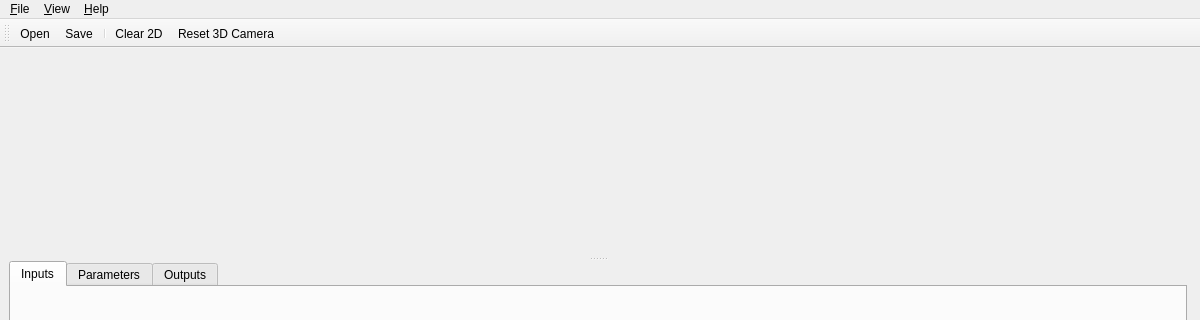
The window that src/digiforest_registration/gui/main_window.ui (ori-drs/aerial_terrestrial_registration) describes before a commit, drawn with Qt 5; both pictures show x 0 to 1200 and y 0 to 320 of the 1200 by 800 pixel window.
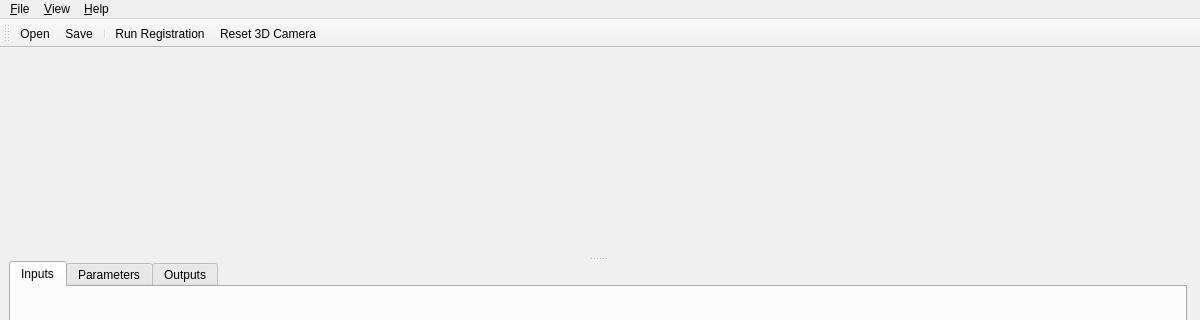
The same window after the commit.

Commit message: move registration processing in a thread

```diff
--- a/src/digiforest_registration/gui/main_window.ui
+++ b/src/digiforest_registration/gui/main_window.ui
@@ -86,7 +86,7 @@
     <property name="title">
      <string>&amp;View</string>
     </property>
-    <addaction name="actionClear2D"/>
+    <addaction name="actionRunRegistration"/>
     <addaction name="actionReset3D"/>
    </widget>
    <widget class="QMenu" name="menuHelp">
@@ -106,7 +106,7 @@
    <addaction name="actionOpen"/>
    <addaction name="actionSave"/>
    <addaction name="separator"/>
-   <addaction name="actionClear2D"/>
+   <addaction name="actionRunRegistration"/>
    <addaction name="actionReset3D"/>
   </widget>
   <action name="actionOpen">
@@ -127,9 +127,9 @@
     <string>Ctrl+Q</string>
    </property>
   </action>
-  <action name="actionClear2D">
+  <action name="actionRunRegistration">
    <property name="text">
-    <string>Clear 2D</string>
+    <string>Run Registration</string>
    </property>
   </action>
   <action name="actionReset3D">
```
The commit also changes 4 other files.
